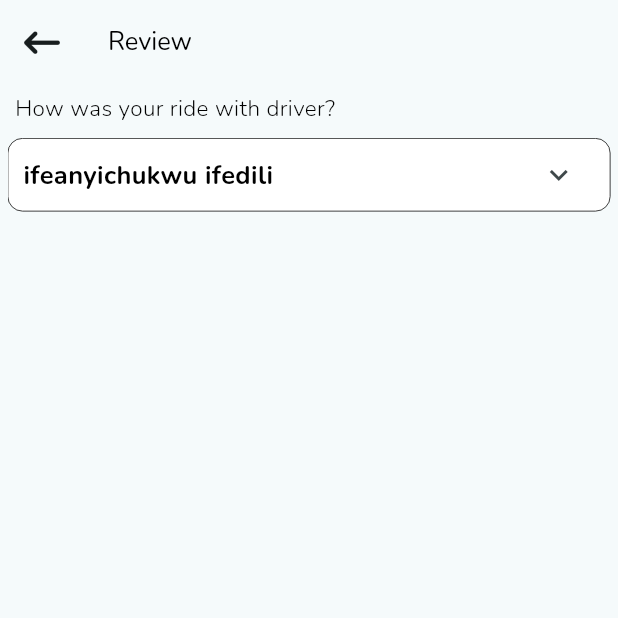
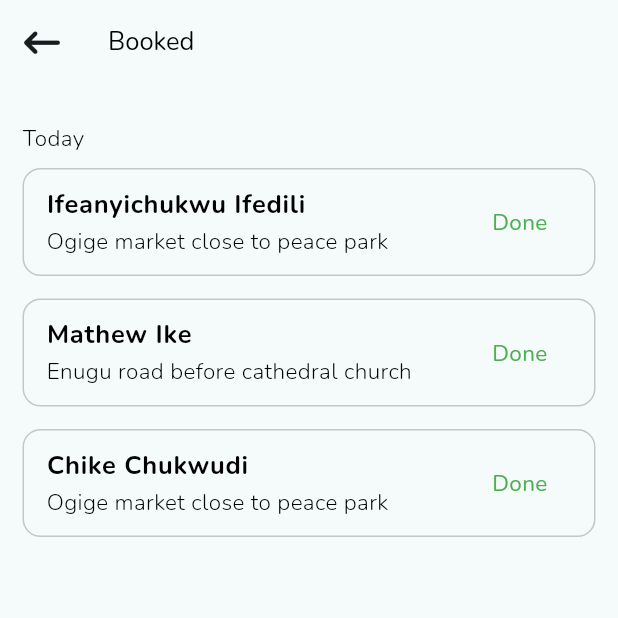
Before and after one commit to codeZe-us/Truckhub, a Flutter app: the screen it shows after launch, on a phone screen of 412 x 824 dp, the top half of it. Run offline on Flutter 3.47's test engine with Material 3 defaults, Android fonts, the phone set to English and light mode, and no system bars; our stand-ins replace flutter_hooks, flutter_rating_bar, font_awesome_flutter, gap, google_fonts, google_maps_flutter and 2 more.

Commit message:
did some changes in some of the files. Done with the booked details view

```diff
--- a/lib/main.dart
+++ b/lib/main.dart
@@ -5,6 +5,7 @@ import 'package:truckhub/screens/constants/fontweights.dart';
 import 'package:truckhub/screens/utils/extensions.dart';
 import 'package:truckhub/screens/views/confirm_phone_number/pincode_view.dart';
 import 'package:truckhub/screens/views/home_screen/main_home_screen.dart';
+import 'package:truckhub/screens/views/home_screen/sub_view/account_view/booked_drivers.dart';
 import 'package:truckhub/screens/views/home_screen/sub_view/account_view/driver_profile.dart';
 import 'package:truckhub/screens/views/home_screen/sub_view/account_view/driver_review/review_screen.dart';
 import 'package:truckhub/screens/views/home_screen/sub_view/account_view/get_profile.dart';
@@ -14,7 +15,6 @@ import 'package:truckhub/screens/views/home_screen/sub_view/notifications/notifi
 import 'package:truckhub/screens/views/pickup_location_destination/pickup_locaton_and_destination_search_view.dart';
 import 'package:truckhub/screens/views/welcome_back_screen.dart';
 import 'package:truckhub/screens/views/welcome_to_truckhub_screen.dart';
-
 import 'features/splash_screen/splash_screen.dart';
 
 void main() {
@@ -46,7 +46,7 @@ class MyApp extends StatelessWidget {
         ),
         useMaterial3: true,
       ),
-      home: const DriverReviewScreen()
+      home: const BookedDriversScreen()
     );
   }
 }
--- a/lib/screens/constants/strings.dart
+++ b/lib/screens/constants/strings.dart
@@ -55,7 +55,7 @@ const yesString = 'Yes';
 const noString = 'No';
 const continuedString = 'Continued!';
 const driverProfileString = "Driver's profile";
-const driverNameString = 'IFEANYICHUKWU IFEDILI';
+const driver1NameString = 'Ifeanyichukwu Ifedili';
 const driverLocationString = 'Ogige market close to peace park.';
 const driverPhone = '07012345679';
 const vehicleDetailsString = 'Vehicle Details';
@@ -66,7 +66,7 @@ const noReviewString = 'No review yet';
 const hiString = 'Hi Frances!';
 const bookedString = 'Booked';
 const reviewString = 'Review';
-const termPrivacyString = 'Terms/privacy policy';
+const termsPrivacyString = 'Terms/privacy policy';
 const deleteAccountString = 'Delete account';
 const logOutString = 'Log out';
 const confirmDeleteAccountString = 'Sure you want to delete account?';
@@ -82,6 +82,13 @@ const savedString = 'Saved!';
 const rideWithDriverString = 'How was your ride with driver?';
 const rateString = 'Rate';
 const yourNameString = 'Your name';
+const emptyString = '';
+const cancelledString = 'Cancelled';
+const doneString = 'Done';
+const ogigeMarketString = 'Ogige market close to peace park';
+const enuguRoadString = 'Enugu road before cathedral church';
+const driver2NameString = 'Mathew Ike';
+const driver3NameString = 'Chike Chukwudi';
 const userExperienceString = 'What was your experience with this rider';
 const termsAndPolicyString = """
 At TruckHub, is accessible from TruckHub.com. One of our main priorities is the privacy of our visitors.
--- /dev/null
+++ b/lib/screens/custom_widgets/custom_card_widget.dart
@@ -0,0 +1,122 @@
+import 'package:flutter/material.dart';
+import 'package:truckhub/screens/constants/colors.dart';
+import 'package:truckhub/screens/constants/fontsizes.dart';
+import 'package:truckhub/screens/constants/fontweights.dart';
+import 'package:truckhub/screens/constants/strings.dart';
+import 'package:truckhub/screens/custom_widgets/icon_button_widget.dart';
+import 'package:truckhub/screens/custom_widgets/text_widget.dart';
+
+class GenericCardWidgetWithTrailingIcon extends StatefulWidget {
+  final void Function() onTap;
+  final String title;
+  // final Widget? subtitle;
+
+  const GenericCardWidgetWithTrailingIcon({
+    super.key,
+    required this.onTap,
+    required this.title,
+    //this.subtitle,
+  });
+
+  @override
+  State<GenericCardWidgetWithTrailingIcon> createState() => _GenericCardWidgetWithTrailingIconState();
+}
+
+class _GenericCardWidgetWithTrailingIconState extends State<GenericCardWidgetWithTrailingIcon> {
+  bool showHiddenPart = false;
+
+  @override
+  Widget build(BuildContext context) {
+    return Card.outlined(
+      margin: const EdgeInsets.only(bottom: 15),
+      child: ListTile(
+        trailing: GenericIconButton(
+          icon: Visibility(
+            visible: showHiddenPart,
+            replacement: const Icon(Icons.keyboard_arrow_left_outlined),
+            child: const Icon(Icons.keyboard_arrow_right_outlined)
+          ),
+          onPressed: (){
+            setState(() => showHiddenPart = !showHiddenPart);
+            widget.onTap;
+          },
+        ),
+        title: GenericText(
+          noCenterAlign: true,
+          fontSize: fontSize3half,
+          fontWeight: fontWeight7,
+          text: widget.title
+        ),
+        //subtitle: widget.subtitle,
+      ),
+    );
+  }
+}
+
+
+
+
+
+class GenericCardWidgetWithTrailingText extends StatefulWidget {
+  final void Function() onTap;
+  final String title;
+  final String subtitle;
+
+  const GenericCardWidgetWithTrailingText({
+    super.key,
+    required this.onTap,
+    required this.title,
+    required this.subtitle,
+  });
+
+  @override
+  State<GenericCardWidgetWithTrailingText> createState() => _GenericCardWidgetWithTrailingTextState();
+}
+
+class _GenericCardWidgetWithTrailingTextState extends State<GenericCardWidgetWithTrailingText> {
+  bool isBooked = true;
+
+  @override
+  Widget build(BuildContext context) {
+    return Card.outlined(
+      margin: const EdgeInsets.only(bottom: 15),
+      child: ListTile(
+        trailing: GenericIconButton(
+          icon: Visibility(
+            visible: isBooked,
+            replacement: const GenericText(
+              color: redColor,
+              noCenterAlign: true,
+              fontSize: fontSize3,
+              fontWeight: fontWeight4,
+              text: cancelledString
+            ),
+            child: const GenericText(
+              color: greenColor,
+              noCenterAlign: true,
+              fontSize: fontSize3,
+              fontWeight: fontWeight4,
+              text: doneString
+            ),
+          ),
+          onPressed: (){
+            setState(() => isBooked = !isBooked);
+            widget.onTap;
+          },
+        ),
+        title: GenericText(
+          noCenterAlign: true,
+          fontSize: fontSize3half,
+          fontWeight: fontWeight7,
+          text: widget.title
+        ),
+        subtitle: GenericText(
+          noCenterAlign: true,
+          fontSize: fontSize3,
+          fontWeight: fontWeight3,
+          text: widget.subtitle
+        ),
+      ),
+    );
+  }
+}
--- a/lib/screens/custom_widgets/dynamic_container_widget.dart
+++ b/lib/screens/custom_widgets/dynamic_container_widget.dart
@@ -25,7 +25,7 @@ class DynamicContainer extends StatelessWidget {
     return ClipRect(
       clipBehavior: Clip.hardEdge,
       child: Container(
-        padding: const EdgeInsets.fromLTRB(10, 0, 10, 0),
+        padding: padding ?? const  EdgeInsets.fromLTRB(10, 0, 10, 0),
         constraints: BoxConstraints(
           maxHeight: screenHeight,
           minHeight: 0,
--- a/lib/screens/custom_widgets/icon_button_widget.dart
+++ b/lib/screens/custom_widgets/icon_button_widget.dart
@@ -1,14 +1,13 @@
 import 'package:flutter/material.dart';
-import 'package:font_awesome_flutter/font_awesome_flutter.dart';
 
 class GenericIconButton extends StatelessWidget {
-  final IconData iconData;
+  final Widget icon;
   final Color? color;
   final void Function() onPressed;
 
   const GenericIconButton({
     super.key,
-    required this.iconData,
+    required this.icon,
     required this.onPressed,
     this.color
   });
@@ -17,9 +16,7 @@ class GenericIconButton extends StatelessWidget {
   Widget build(BuildContext context) {
     return IconButton(
       onPressed: onPressed,
-      icon: FaIcon(
-        iconData,
-      ),
+      icon: icon,
       style: ButtonStyle(
         backgroundColor: MaterialStatePropertyAll(color)
       ),
--- a/lib/screens/custom_widgets/text_widget.dart
+++ b/lib/screens/custom_widgets/text_widget.dart
@@ -7,12 +7,13 @@ class GenericText extends StatelessWidget {
   final double fontSize;
   final FontWeight fontWeight;
   final String text;
-  final bool? noCenterAlign;
+  final bool? noCenterAlign, controlOverflow;
 
   const GenericText({
     super.key,
     this.color,
     this.noCenterAlign,
+    this.controlOverflow,
     required this.fontSize,
     required this.fontWeight,
     required this.text
@@ -21,6 +22,7 @@ class GenericText extends StatelessWidget {
   @override
   Widget build(BuildContext context) {
     return Text(text).decorateText(
+      controlOverflow: controlOverflow,
       noCenterAlign: noCenterAlign,
       color: color ?? blackColor,
       fontWeight: fontWeight,
--- /dev/null
+++ b/lib/screens/views/home_screen/sub_view/account_view/booked_drivers.dart
@@ -0,0 +1,65 @@
+import 'package:flutter/material.dart';
+import 'package:font_awesome_flutter/font_awesome_flutter.dart';
+import 'package:gap/gap.dart';
+import 'package:truckhub/screens/constants/fontsizes.dart';
+import 'package:truckhub/screens/constants/fontweights.dart';
+import 'package:truckhub/screens/constants/strings.dart';
+import 'package:truckhub/screens/custom_widgets/annotated_region_widget.dart';
+import 'package:truckhub/screens/custom_widgets/custom_card_widget.dart';
+import 'package:truckhub/screens/custom_widgets/text_widget.dart';
+
+class BookedDriversScreen extends StatelessWidget {
+  const BookedDriversScreen({super.key});
+
+  @override
+  Widget build(BuildContext context) {
+    return GenericAnnotatedRegion(
+      child: Scaffold(
+        appBar: AppBar(
+          leading: IconButton(
+            icon: const FaIcon(FontAwesomeIcons.arrowLeftLong),
+            onPressed: (){
+              //Implement the functionality of this IconButton here
+            },
+          ),
+          title:  const GenericText(
+            text: bookedString,
+            fontSize: fontSize3half,
+            fontWeight: fontWeight4,
+          ),
+        ),
+
+        body: Padding(
+          padding: const EdgeInsets.all(15),
+          child: ListView(
+            children: [
+              const Gap(10),
+              const GenericText(
+                noCenterAlign: true,
+                text: todayString,
+                fontSize: fontSize3,
+                fontWeight: fontWeight3,
+              ),
+              const Gap(10),
+              GenericCardWidgetWithTrailingText(
+                onTap: (){},
+                title: driver1NameString,
+                subtitle: ogigeMarketString
+              ),
+              GenericCardWidgetWithTrailingText(
+                onTap: (){},
+                title: driver2NameString,
+                subtitle: enuguRoadString
+              ),
+              GenericCardWidgetWithTrailingText(
+                onTap: (){},
+                title: driver3NameString,
+                subtitle: ogigeMarketString
+              )
+            ],
+          ),
+        ),
+      )
+    );
+  }
+}
--- a/lib/screens/views/home_screen/sub_view/account_view/driver_profile.dart
+++ b/lib/screens/views/home_screen/sub_view/account_view/driver_profile.dart
@@ -40,8 +40,8 @@ class DriversProfileView extends StatelessWidget {
                   child: SizedBox.shrink()
                 ),
                 const Gap(10),
-                const GenericText(
-                  text: driverNameString,
+                GenericText(
+                  text: driver1NameString.toUpperCase(),
                   fontSize: fontSize3,
                   fontWeight: fontWeight6,
                 ),
--- a/lib/screens/views/home_screen/sub_view/account_view/driver_review/review_screen.dart
+++ b/lib/screens/views/home_screen/sub_view/account_view/driver_review/review_screen.dart
@@ -6,7 +6,6 @@ import 'package:truckhub/screens/constants/fontweights.dart';
 import 'package:truckhub/screens/constants/strings.dart';
 import 'package:truckhub/screens/custom_widgets/annotated_region_widget.dart';
 import 'package:truckhub/screens/custom_widgets/text_widget.dart';
-import 'package:truckhub/screens/views/home_screen/sub_view/account_view/custom_card_widget.dart';
 import 'package:truckhub/screens/views/home_screen/sub_view/account_view/driver_review/review_subtitle.dart';
 
 class DriverReviewScreen extends StatefulWidget {
--- a/lib/screens/views/home_screen/sub_view/account_view/driver_review/review_subtitle.dart
+++ b/lib/screens/views/home_screen/sub_view/account_view/driver_review/review_subtitle.dart
@@ -46,15 +46,18 @@ class _DriverReviewSubtitleState extends State<DriverReviewSubtitle> {
         Row(
           mainAxisAlignment: MainAxisAlignment.spaceBetween,
           children: [
-            GenericText(
+            const GenericText(
               noCenterAlign: true,
               fontSize: fontSize3half,
               fontWeight: fontWeight7,
-              text: driverNameString.toLowerCase(),
+              text: driver1NameString,
             ),
             GenericIconButton(
-              iconData: showHiddenPart ? Icons.keyboard_arrow_up_sharp
-              : Icons.keyboard_arrow_down_outlined,
+              icon: Visibility(
+                visible: showHiddenPart,
+                replacement: const Icon(Icons.keyboard_arrow_up_outlined),
+                child: const Icon(Icons.keyboard_arrow_down_outlined)
+              ),
               onPressed: () => setState(() => showHiddenPart = !showHiddenPart)
             ),
           ],
--- a/lib/screens/views/home_screen/sub_view/account_view/get_profile.dart
+++ b/lib/screens/views/home_screen/sub_view/account_view/get_profile.dart
@@ -59,7 +59,7 @@ class GetProfile extends HookWidget {
                     bottom: 0,
                     left: screenWidth/2.1,
                     child: GenericIconButton(
-                      iconData: Icons.photo_camera_outlined,
+                      icon: const Icon(Icons.photo_camera_outlined,),
                       onPressed: (){},
                       color: greenColor.shade100,
                     ),
@@ -71,7 +71,7 @@ class GetProfile extends HookWidget {
                 children: [
                   const SizedBox.shrink(),
                   GenericIconButton(
-                    iconData: Icons.create_outlined,
+                    icon: const Icon(Icons.create_outlined,),
                     onPressed: (){},
                   ),
                 ],
@@ -101,7 +101,7 @@ class GetProfile extends HookWidget {
                 hintText: ninString,
                 controller: ninController,
                 suffixIcon: GenericIconButton(
-                  iconData: Icons.photo_camera_outlined,
+                  icon: const Icon(Icons.photo_camera_outlined),
                   onPressed: (){},
                 ),
               ),
```
Also changed, not shown: lib/screens/views/home_screen/sub_view/account_view/custom_card_widget.dart (deleted, +0 -49 lines), lib/screens/views/home_screen/sub_view/account_view/main_account_view.dart (+53 -14 lines), lib/screens/utils/extensions.dart (line endings or trailing spaces).
